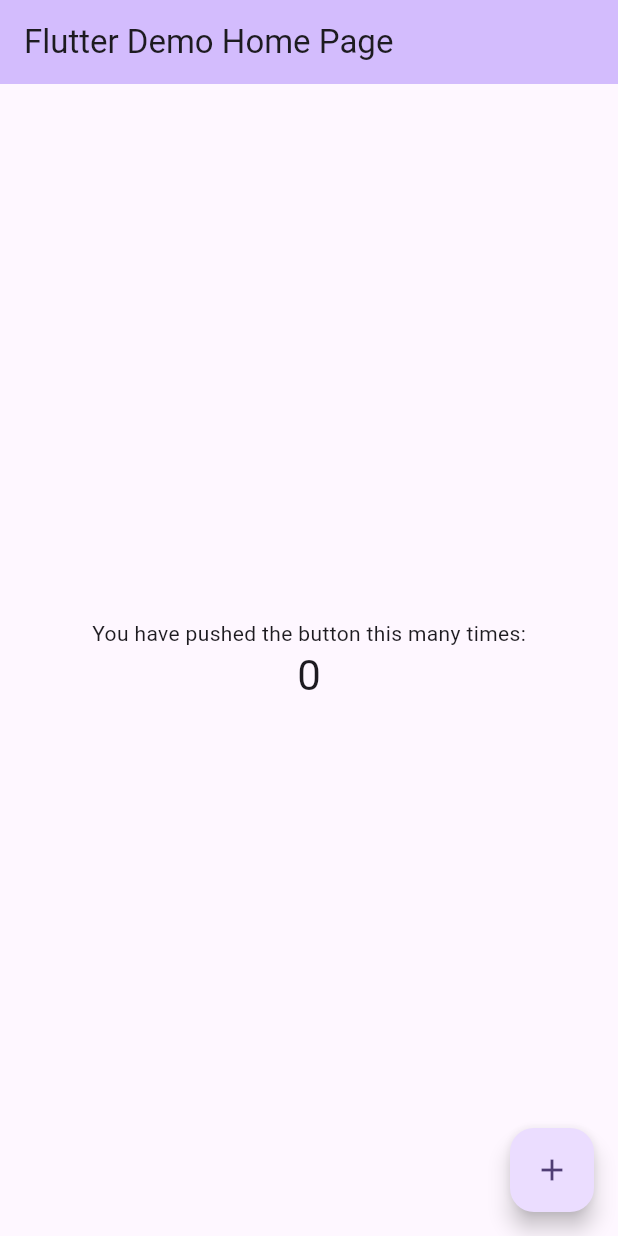
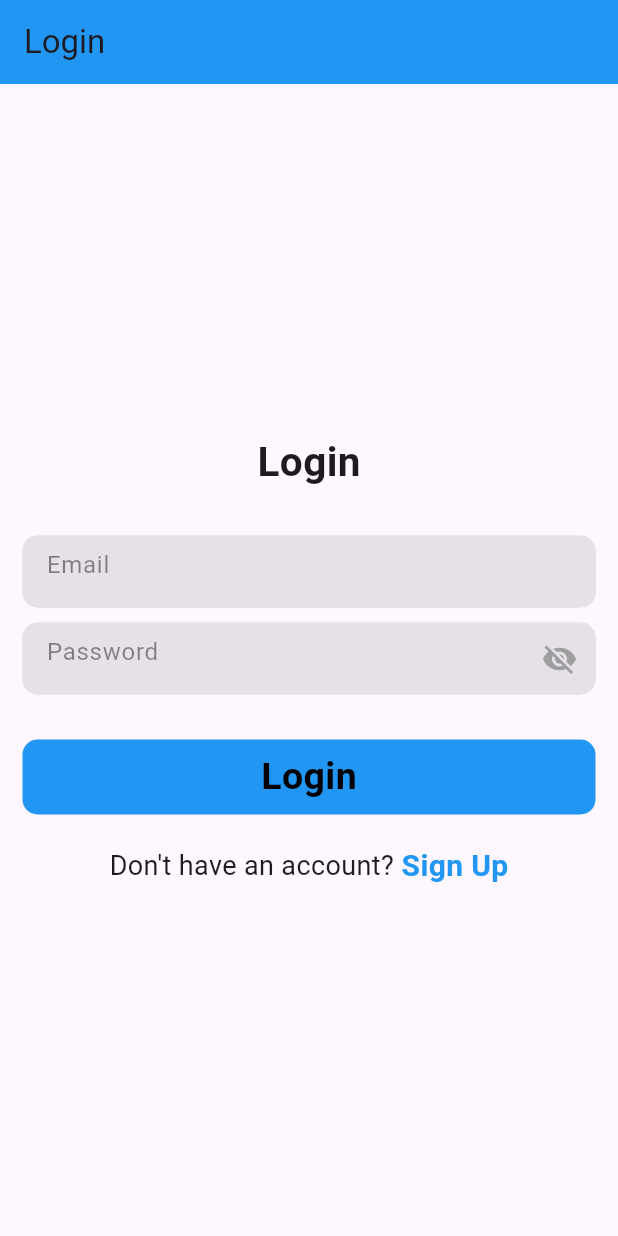
Before and after one commit to sachithrakalani/Login_Firebase_android_app, a Flutter app: the screen it shows after launch, on a phone screen of 412 x 824 dp. Run offline on Flutter 3.47's test engine with Material 3 defaults, Android fonts, the phone set to English and light mode, and no system bars; our stand-ins replace firebase_auth, firebase_core; accounts and stored records are empty.

Commit message:
Complete Frontend development

```diff
--- /dev/null
+++ b/lib/features/user_auth/firebase_auth_implementation/firebase_auth_services.dart
@@ -0,0 +1,28 @@
+import 'package:flutter/material.dart';
+
+import 'package:firebase_auth/firebase_auth.dart';
+
+class FirebaseAuthServices{
+
+  FirebaseAuth _auth = FirebaseAuth.instance;
+
+  Future<User?> signUpWithEmailAndPassword(String email,String password) async{
+    try{
+      UserCredential credential = await _auth.createUserWithEmailAndPassword(email: email, password: password);
+      return credential.user;
+    }catch(e){
+      print('Some erroe occured');
+    }
+    return null;
+  }
+
+  Future<User?> signInWithEmailAndPassword(String email,String password) async{
+    try{
+      UserCredential credential = await _auth.signInWithEmailAndPassword(email: email, password: password);
+      return credential.user;
+    }catch(e){
+      print('Some erroe occured');
+    }
+    return null;
+  }
+}
--- /dev/null
+++ b/lib/features/user_auth/presentation/pages/login_page.dart
@@ -0,0 +1,106 @@
+import 'package:firebase_app/features/user_auth/presentation/pages/home_page.dart';
+import 'package:firebase_app/features/user_auth/presentation/pages/sign_up_page.dart';
+import 'package:firebase_app/features/user_auth/presentation/widgets/form_container_widget.dart';
+import 'package:flutter/material.dart';
+
+class LogInPage extends StatelessWidget {
+  const LogInPage({super.key});
+
+  @override
+  Widget build(BuildContext context) {
+    return Scaffold(
+      appBar: AppBar(
+        backgroundColor: Colors.blue,
+        title: const Text(
+          'Login'
+          ),
+      ),
+      body:Center(
+        child:Padding(
+          padding: const EdgeInsets.symmetric(horizontal:15),
+          child: Column(
+            mainAxisAlignment: MainAxisAlignment.center,
+            children: [
+              const Text(
+                'Login',
+                style: TextStyle(
+                  fontSize: 27,
+                  fontWeight: FontWeight.bold
+                ),
+              ),
+              const SizedBox(height: 30),
+
+              const FormContainerWidget(
+                hintText: 'Email',
+                isPasswordField: false,
+              ),
+
+              const SizedBox(height: 10),
+
+              const FormContainerWidget(
+                hintText: 'Password',
+                isPasswordField: true,
+              ),
+
+              const SizedBox(height: 30),
+
+              GestureDetector(
+                onTap: (){
+                  Navigator.push(context, MaterialPageRoute(builder: (context)=>const HomePage()));
+                },
+                child: Container(
+                  width: double.infinity,
+                  height: 50,
+                  decoration: BoxDecoration(
+                    color: Colors.blue,
+                    borderRadius:BorderRadius.circular(10)
+                  ),
+                  child: const Center(
+                    child:  Text(
+                      'Login',
+                      style: TextStyle(
+                        color: Colors.black,
+                        fontWeight: FontWeight.bold,
+                        fontSize: 25
+                      ),
+                    ),
+                  ),
+                ),
+              ),
+              const SizedBox(height: 20,),
+              Row(
+                mainAxisAlignment: MainAxisAlignment.center,
+                children: [
+                  const Text(
+                    "Don't have an account?",
+                    style: TextStyle(
+                      fontSize: 18
+                    ),
+                  ),
+                  const SizedBox(width: 5,),
+                  GestureDetector(
+                    onTap: () {
+                      Navigator.pushAndRemoveUntil(
+                        context,
+                        MaterialPageRoute(builder: (context) => const SignUpPage()),
+                            (route) => false,
+                      );
+                    },
+                    child: const Text(
+                      'Sign Up',
+                      style: TextStyle(
+                        color: Colors.blue,
+                        fontWeight: FontWeight.bold,
+                        fontSize: 20
+                      ),
+                    ),
+                  )
+                ],
+              )
+            ],
+          ),
+        ),
+      )
+    );
+  }
+}
--- /dev/null
+++ b/lib/features/user_auth/presentation/widgets/form_container_widget.dart
@@ -0,0 +1,78 @@
+
+
+import 'package:flutter/material.dart';
+
+
+class FormContainerWidget extends StatefulWidget {
+
+  final TextEditingController? controller;
+  final Key? fieldKey;
+  final bool? isPasswordField;
+  final String? hintText;
+  final String? labelText;
+  final String? helperText;
+  final FormFieldSetter<String>? onSaved;
+  final FormFieldValidator<String>? validator;
+  final ValueChanged<String>? onFieldSubmitted;
+  final TextInputType? inputType;
+
+  const FormContainerWidget({
+    this.controller,
+    this.isPasswordField,
+    this.fieldKey,
+    this.hintText,
+    this.labelText,
+    this.helperText,
+    this.onSaved,
+    this.validator,
+    this.onFieldSubmitted,
+    this.inputType
+  });
+
+
+  @override
+  _FormContainerWidgetState createState() => new _FormContainerWidgetState();
+}
+
+class _FormContainerWidgetState extends State<FormContainerWidget> {
+
+  bool _obscureText = true;
+
+
+  @override
+  Widget build(BuildContext context) {
+    return Container(
+      width: double.infinity,
+      clipBehavior: Clip.hardEdge,
+      decoration: BoxDecoration(
+        color: Colors.grey.withOpacity(.35),
+        borderRadius: BorderRadius.circular(10),
+      ),
+      child: new TextFormField(
+        style:TextStyle(color: Colors.black),
+        controller: widget.controller,
+        keyboardType: widget.inputType,
+        key: widget.fieldKey,
+        obscureText: widget.isPasswordField == true? _obscureText : false,
+        onSaved: widget.onSaved,
+        validator: widget.validator,
+        onFieldSubmitted: widget.onFieldSubmitted,
+        decoration: new InputDecoration(
+          border: InputBorder.none,
+          filled: true,
+          hintText: widget.hintText,
+          hintStyle: TextStyle(color: Colors.black45),
+          suffixIcon: new GestureDetector(
+            onTap: () {
+              setState(() {
+                _obscureText = !_obscureText;
+              });
+            },
+            child:
+            widget.isPasswordField==true? Icon(_obscureText ? Icons.visibility_off : Icons.visibility, color: _obscureText == false ? Colors.blue : Colors.grey,) : Text(""),
+          ),
+        ),
+      ),
+    );
+  }
+}
--- a/lib/main.dart
+++ b/lib/main.dart
@@ -1,3 +1,6 @@
+import 'package:firebase_app/features/app/splash_screen/splash_screen.dart';
+import 'package:firebase_app/features/user_auth/presentation/pages/home_page.dart';
+import 'package:firebase_app/features/user_auth/presentation/pages/login_page.dart';
 import 'package:firebase_core/firebase_core.dart';
 import 'package:flutter/foundation.dart';
 import 'package:flutter/material.dart';
@@ -5,7 +8,8 @@ import 'package:flutter/material.dart';
 Future main() async {
   WidgetsFlutterBinding.ensureInitialized();
   if(kIsWeb){
-    await Firebase.initializeApp(options: FirebaseOptions(
+    await Firebase.initializeApp(
+      options: FirebaseOptions(
         apiKey: "AIzaSyA8s4Q5b8s3gIyyixiRCL333UhITeg4-3M",
         appId: "1:648201197678:web:cc2e44ef277d4ea5036e7f",
         messagingSenderId: "648201197678",
@@ -23,115 +27,15 @@ class MyApp extends StatelessWidget {
   @override
   Widget build(BuildContext context) {
     return MaterialApp(
+      debugShowCheckedModeBanner: false,
       title: 'Flutter Demo',
-      theme: ThemeData(
-        // This is the theme of your application.
-        //
-        // TRY THIS: Try running your application with "flutter run". You'll see
-        // the application has a purple toolbar. Then, without quitting the app,
-        // try changing the seedColor in the colorScheme below to Colors.green
-        // and then invoke "hot reload" (save your changes or press the "hot
-        // reload" button in a Flutter-supported IDE, or press "r" if you used
-        // the command line to start the app).
-        //
-        // Notice that the counter didn't reset back to zero; the application
-        // state is not lost during the reload. To reset the state, use hot
-        // restart instead.
-        //
-        // This works for code too, not just values: Most code changes can be
-        // tested with just a hot reload.
-        colorScheme: ColorScheme.fromSeed(seedColor: Colors.deepPurple),
-        useMaterial3: true,
+      routes: {
+        '/': (context) => const SplashScreen(
+          // Here, you can decide whether to show the LoginPage or HomePage based on user authentication
+          child: LogInPage(),
         ),
-      home: const MyHomePage(title: 'Flutter Demo Home Page'),
+        '/home': (context) => HomePage(),
+      },
     );
   }
 }
-
-class MyHomePage extends StatefulWidget {
-  const MyHomePage({super.key, required this.title});
-
-  // This widget is the home page of your application. It is stateful, meaning
-  // that it has a State object (defined below) that contains fields that affect
-  // how it looks.
-
-  // This class is the configuration for the state. It holds the values (in this
-  // case the title) provided by the parent (in this case the App widget) and
-  // used by the build method of the State. Fields in a Widget subclass are
-  // always marked "final".
-
-  final String title;
-
-  @override
-  State<MyHomePage> createState() => _MyHomePageState();
-}
-
-class _MyHomePageState extends State<MyHomePage> {
-  int _counter = 0;
-
-  void _incrementCounter() {
-    setState(() {
-      // This call to setState tells the Flutter framework that something has
-      // changed in this State, which causes it to rerun the build method below
-      // so that the display can reflect the updated values. If we changed
-      // _counter without calling setState(), then the build method would not be
-      // called again, and so nothing would appear to happen.
-      _counter++;
-    });
-  }
-
-  @override
-  Widget build(BuildContext context) {
-    // This method is rerun every time setState is called, for instance as done
-    // by the _incrementCounter method above.
-    //
-    // The Flutter framework has been optimized to make rerunning build methods
-    // fast, so that you can just rebuild anything that needs updating rather
-    // than having to individually change instances of widgets.
-    return Scaffold(
-      appBar: AppBar(
-        // TRY THIS: Try changing the color here to a specific color (to
-        // Colors.amber, perhaps?) and trigger a hot reload to see the AppBar
-        // change color while the other colors stay the same.
-        backgroundColor: Theme.of(context).colorScheme.inversePrimary,
-        // Here we take the value from the MyHomePage object that was created by
-        // the App.build method, and use it to set our appbar title.
-        title: Text(widget.title),
-      ),
-      body: Center(
-        // Center is a layout widget. It takes a single child and positions it
-        // in the middle of the parent.
-        child: Column(
-          // Column is also a layout widget. It takes a list of children and
-          // arranges them vertically. By default, it sizes itself to fit its
-          // children horizontally, and tries to be as tall as its parent.
-          //
-          // Column has various properties to control how it sizes itself and
-          // how it positions its children. Here we use mainAxisAlignment to
-          // center the children vertically; the main axis here is the vertical
-          // axis because Columns are vertical (the cross axis would be
-          // horizontal).
-          //
-          // TRY THIS: Invoke "debug painting" (choose the "Toggle Debug Paint"
-          // action in the IDE, or press "p" in the console), to see the
-          // wireframe for each widget.
-          mainAxisAlignment: MainAxisAlignment.center,
-          children: <Widget>[
-            const Text(
-              'You have pushed the button this many times:',
-            ),
-            Text(
-              '$_counter',
-              style: Theme.of(context).textTheme.headlineMedium,
-            ),
-          ],
-        ),
-      ),
-      floatingActionButton: FloatingActionButton(
-        onPressed: _incrementCounter,
-        tooltip: 'Increment',
-        child: const Icon(Icons.add),
-      ), // This trailing comma makes auto-formatting nicer for build methods.
-    );
-  }
-}
```
Also changed, not shown: lib/features/app/splash_screen/splash_screen.dart (added, +38 -0 lines), lib/features/user_auth/presentation/pages/home_page.dart (added, +22 -0 lines), lib/features/user_auth/presentation/pages/sign_up_page.dart (added, +152 -0 lines), 1 other file. Lines whose indentation alone changed are shown as unchanged.
